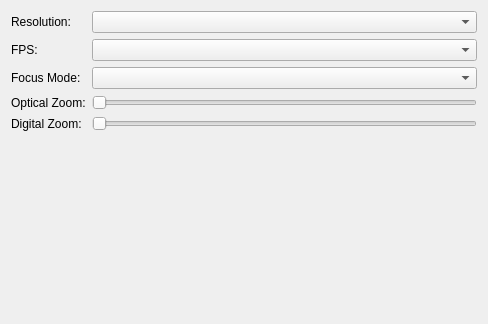
Above: src/CameraSettings.ui from formicidae-tracker/tag-scanner before the change. Below: the same form after it.
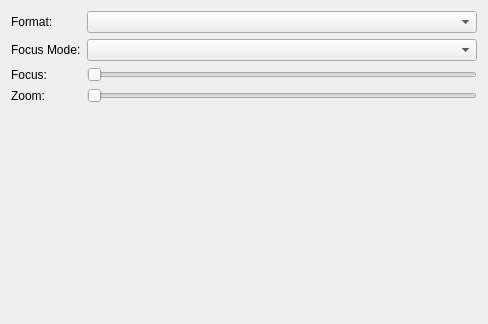
That is the form after the change.

Diff of the .ui file:
```diff
--- a/src/CameraSettings.ui
+++ b/src/CameraSettings.ui
@@ -23,7 +23,7 @@
    <item row="0" column="0">
     <widget class="QLabel" name="label">
      <property name="text">
-      <string>Resolution:</string>
+      <string>Format:</string>
      </property>
     </widget>
    </item>
@@ -33,57 +33,47 @@
    <item row="2" column="0">
     <widget class="QLabel" name="label_2">
      <property name="text">
-      <string>FPS:</string>
+      <string>Focus Mode:</string>
      </property>
     </widget>
    </item>
    <item row="2" column="1">
-    <widget class="QComboBox" name="fpsBox"/>
-   </item>
-   <item row="3" column="1">
     <widget class="QComboBox" name="focusBox"/>
    </item>
    <item row="3" column="0">
     <widget class="QLabel" name="label_3">
      <property name="text">
-      <string>Focus Mode:</string>
+      <string>Focus:</string>
      </property>
     </widget>
    </item>
-   <item row="4" column="0">
-    <widget class="QLabel" name="label_4">
-     <property name="text">
-      <string>Optical Zoom:</string>
-     </property>
-    </widget>
-   </item>
-   <item row="5" column="0">
-    <widget class="QLabel" name="label_5">
-     <property name="text">
-      <string>Digital Zoom:</string>
-     </property>
-    </widget>
-   </item>
-   <item row="4" column="1">
-    <widget class="QSlider" name="opticalSlider">
+   <item row="3" column="1">
+    <widget class="QSlider" name="focusSlider">
      <property name="minimum">
       <number>1</number>
      </property>
      <property name="maximum">
-      <number>200</number>
+      <number>100</number>
      </property>
      <property name="orientation">
       <enum>Qt::Horizontal</enum>
      </property>
     </widget>
    </item>
-   <item row="5" column="1">
-    <widget class="QSlider" name="digitalSlider">
+   <item row="4" column="0">
+    <widget class="QLabel" name="zoomLabel">
+     <property name="text">
+      <string>Zoom:</string>
+     </property>
+    </widget>
+   </item>
+   <item row="4" column="1">
+    <widget class="QSlider" name="zoomSlider">
      <property name="minimum">
       <number>1</number>
      </property>
      <property name="maximum">
-      <number>200</number>
+      <number>100</number>
      </property>
      <property name="orientation">
       <enum>Qt::Horizontal</enum>
```
Left out of the diff: 8 changed lines with no effect on the pictures.
